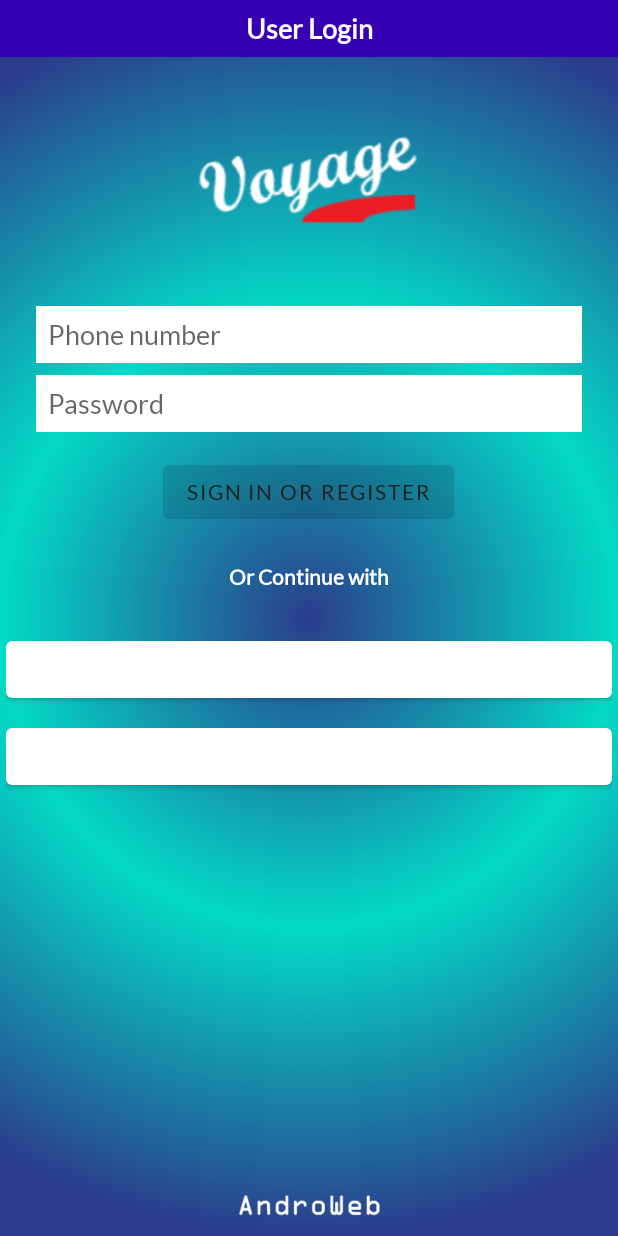
After one commit to pusp4k/Gurusiksha-for-student, an Android app: the layout login_activity.xml on its own in the app's theme, with its tools: preview values and no code run, on a phone screen of 412 x 824 dp. The commit adds this screen. Run offline under Robolectric (Android 15) with nearby library versions, the phone set to English and light mode, and no system bars.

Commit message:
[Package name changed] Login Activity Added

```diff
--- a/app/build.gradle
+++ b/app/build.gradle
@@ -37,6 +37,9 @@ dependencies {
     implementation 'androidx.viewpager:viewpager:1.0.0'
     implementation 'com.google.firebase:firebase-invites:17.0.0'
     implementation 'com.google.android.play:core:1.9.0'
+    implementation 'com.google.android.gms:play-services-auth:19.0.0'
+    implementation 'com.github.bumptech.glide:glide:3.7.0'
+    implementation 'com.facebook.android:facebook-android-sdk:4.31.0'
 
     testImplementation 'junit:junit:4.12'
     androidTestImplementation 'androidx.test.ext:junit:1.1.2'
--- a/app/src/main/AndroidManifest.xml
+++ b/app/src/main/AndroidManifest.xml
@@ -1,6 +1,6 @@
 <?xml version="1.0" encoding="utf-8"?>
 <manifest xmlns:android="http://schemas.android.com/apk/res/android"
-    package="com.puspak.habraCarService">
+    package="com.androweb.voyage">
 
     <uses-permission android:name="android.permission.INTERNET" />
     <uses-permission android:name="android.permission.ACCESS_NETWORK_STATE" />
--- a/app/src/main/java/com/puspak/habraCarService/MainActivity.java
+++ b/app/src/main/java/com/androweb/voyage/MainActivity.java
@@ -1,4 +1,4 @@
-package com.puspak.habraCarService;
+package com.androweb.voyage;
 
 import androidx.annotation.NonNull;
 import androidx.appcompat.app.ActionBarDrawerToggle;
--- a/app/src/main/java/com/puspak/habraCarService/SplashScreen/SplashScreen.java
+++ b/app/src/main/java/com/androweb/voyage/SplashScreen/SplashScreen.java
@@ -1,4 +1,4 @@
-package com.puspak.habraCarService.SplashScreen;
+package com.puspak.voyage.SplashScreen;
 
 import android.Manifest;
 import android.annotation.SuppressLint;
@@ -8,6 +8,8 @@ import android.content.pm.PackageManager;
 import android.net.Uri;
 import android.os.Build;
 import android.os.Bundle;
+import android.os.Handler;
+import android.os.Looper;
 import android.provider.Settings;
 import android.util.Log;
 import android.view.LayoutInflater;
@@ -28,8 +30,8 @@ import com.google.android.play.core.appupdate.AppUpdateManagerFactory;
 import com.google.android.play.core.install.model.AppUpdateType;
 import com.google.android.play.core.install.model.UpdateAvailability;
 import com.google.firebase.dynamiclinks.FirebaseDynamicLinks;
-import com.puspak.habraCarService.MainActivity;
-import com.puspak.habraCarService.R;
+import com.androweb.voyage.MainActivity;
+import com.androweb.voyage.R;
 
 import java.util.ArrayList;
 import java.util.HashMap;
@@ -160,11 +162,18 @@ public class SplashScreen extends AppCompatActivity {
     }
 
     /**
-     * @implSpec startActivity
+     * StartActivity
+     * First Run Login Activity
+     * if Logged Start Main Activity
      */
     private void goToHome() {
-        startActivity(new Intent(SplashScreen.this, MainActivity.class));
-        finish();
+        new Handler(Looper.getMainLooper()).postDelayed(new Runnable() {
+            @Override
+            public void run() {
+                startActivity(new Intent(SplashScreen.this, MainActivity.class));
+                finish();
+            }
+        }, 3000);
 
     }
 
--- a/app/src/main/java/com/puspak/habraCarService/utils/ScrollAwareFabBehavior.java
+++ b/app/src/main/java/com/androweb/voyage/utils/ScrollAwareFabBehavior.java
@@ -1,4 +1,4 @@
-package com.puspak.habraCarService.utils;
+package com.puspak.voyage.utils;
 
 import android.content.Context;
 import android.util.AttributeSet;
--- a/app/src/main/res/layout/activity_main.xml
+++ b/app/src/main/res/layout/activity_main.xml
@@ -57,7 +57,7 @@
             app:borderWidth="0dp"
             app:elevation="@dimen/dimen_4dp"
             app:layout_anchor="@id/bottom_bar"
-            app:layout_behavior="com.puspak.habraCarService.utils.ScrollAwareFabBehavior"
+            app:layout_behavior="com.puspak.voyage.utils.ScrollAwareFabBehavior"
             app:srcCompat="@drawable/ic_edit"
             app:tint="@color/white" />
 
--- /dev/null
+++ b/app/src/main/res/layout/login_activity.xml
@@ -0,0 +1,154 @@
+<?xml version="1.0" encoding="utf-8"?>
+<LinearLayout xmlns:android="http://schemas.android.com/apk/res/android"
+    xmlns:app="http://schemas.android.com/apk/res-auto"
+    android:layout_width="match_parent"
+    android:layout_height="match_parent"
+    android:background="@drawable/val_splash_bg"
+    android:orientation="vertical">
+
+    <LinearLayout
+        android:layout_width="match_parent"
+        android:layout_height="wrap_content"
+        android:background="@color/colorPrimaryDark">
+
+        <TextView
+            android:layout_width="0dp"
+            android:layout_height="wrap_content"
+            android:layout_weight="1"
+            android:padding="@dimen/dimen_8dp"
+            android:text="@string/user_login"
+            android:textAlignment="center"
+            android:textColor="@color/white"
+            android:textSize="@dimen/dimen_18sp"
+            android:textStyle="bold" />
+
+    </LinearLayout>
+
+    <LinearLayout
+        android:layout_width="match_parent"
+        android:gravity="center"
+        android:layout_height="wrap_content">
+
+        <ImageView
+            android:layout_width="wrap_content"
+            android:layout_height="wrap_content"
+            app:srcCompat="@drawable/ic_splash_icon"
+            android:contentDescription="@string/explore" />
+    </LinearLayout>
+
+    <LinearLayout
+        android:layout_width="match_parent"
+        android:layout_height="wrap_content"
+        android:layout_marginTop="@dimen/dimen_8dp"
+        android:layout_marginBottom="@dimen/dimen_24dp"
+        android:orientation="vertical">
+
+        <EditText
+            android:id="@+id/username"
+            android:layout_width="match_parent"
+            android:layout_height="wrap_content"
+            android:layout_marginStart="@dimen/dimen_24dp"
+            android:layout_marginTop="@dimen/dimen_8dp"
+            android:layout_marginEnd="@dimen/dimen_24dp"
+            android:autofillHints="@string/prompt_phone"
+            android:background="@color/white"
+            android:hint="@string/prompt_phone"
+            android:inputType="textEmailAddress"
+            android:padding="@dimen/dimen_8dp"
+            android:selectAllOnFocus="true" />
+
+        <EditText
+            android:id="@+id/password"
+            android:layout_width="match_parent"
+            android:layout_height="wrap_content"
+            android:layout_marginStart="@dimen/dimen_24dp"
+            android:layout_marginTop="@dimen/dimen_8dp"
+            android:layout_marginEnd="@dimen/dimen_24dp"
+            android:autofillHints="@string/prompt_password"
+            android:background="@color/white"
+            android:hint="@string/prompt_password"
+            android:imeActionLabel="@string/action_sign_in_short"
+            android:imeOptions="actionDone"
+            android:inputType="textPassword"
+            android:padding="@dimen/dimen_8dp"
+            android:selectAllOnFocus="true" />
+
+        <Button
+            android:id="@+id/login"
+            android:layout_width="wrap_content"
+            android:layout_height="wrap_content"
+            android:layout_gravity="center"
+            android:layout_marginTop="@dimen/dimen_16dp"
+            android:enabled="false"
+            android:text="@string/action_sign_in"
+            android:textColor="@color/blk" />
+    </LinearLayout>
+
+    <TextView
+        android:layout_width="wrap_content"
+        android:layout_height="wrap_content"
+        android:layout_gravity="center"
+        android:layout_marginBottom="@dimen/dimen_24dp"
+        android:text="@string/or"
+        android:textColor="@color/white"
+        android:textStyle="bold" />
+
+    <LinearLayout
+        android:layout_width="match_parent"
+        android:layout_height="wrap_content"
+        android:orientation="vertical">
+
+        <LinearLayout
+            android:layout_width="match_parent"
+            android:layout_height="wrap_content"
+            android:padding="@dimen/dimen_4dp">
+
+            <Button
+                android:id="@+id/google_sign_in_button"
+                android:layout_width="match_parent"
+                android:layout_height="50dp"
+                android:padding="@dimen/dimen_8dp">
+
+            </Button>
+
+        </LinearLayout>
+
+        <LinearLayout
+            android:layout_width="match_parent"
+            android:layout_height="wrap_content"
+            android:padding="@dimen/dimen_4dp">
+
+            <Button
+                android:id="@+id/facebook_sign_in_button"
+                android:layout_width="match_parent"
+                android:layout_height="50dp"
+                android:padding="@dimen/dimen_8dp">
+
+            </Button>
+
+        </LinearLayout>
+
+    </LinearLayout>
+
+    <LinearLayout
+        android:layout_width="match_parent"
+        android:layout_height="match_parent"
+        android:gravity="bottom">
+
+        <LinearLayout
+            android:layout_width="match_parent"
+            android:layout_height="wrap_content"
+            android:gravity="center">
+
+            <ImageView
+                android:id="@+id/textView"
+                android:layout_width="100dp"
+                android:layout_height="20dp"
+                android:layout_gravity=""
+                android:layout_marginBottom="10dp"
+                android:background="@drawable/ic_institution_logo"
+                android:contentDescription="@string/explore"
+                android:gravity="bottom" />
+        </LinearLayout>
+    </LinearLayout>
+</LinearLayout>
--- a/app/src/main/res/values/dimens.xml
+++ b/app/src/main/res/values/dimens.xml
@@ -10,6 +10,7 @@
     <dimen name="dimen_4dp">4dp</dimen>
     <dimen name="dimen_8dp">8dp</dimen>
     <dimen name="dimen_16dp">16dp</dimen>
+    <dimen name="dimen_24dp">24dp</dimen>
     <dimen name="dimen_32dp">32dp</dimen>
     <dimen name="dimen_48dp">48dp</dimen>
     <dimen name="dimen_56dp">56dp</dimen>
--- a/app/src/main/res/values/strings.xml
+++ b/app/src/main/res/values/strings.xml
@@ -26,4 +26,15 @@
     <string name="cancel">Cancel</string>
     <string name="ok">OK</string>
     <string name="app_permission_title">Required Permission</string>
+
+    <string name="prompt_phone">Phone number</string>
+    <string name="prompt_password">Password</string>
+    <string name="action_sign_in">Sign in or register</string>
+    <string name="action_sign_in_short">Sign in</string>
+    <string name="welcome">"Welcome !"</string>
+    <string name="invalid_username">Not a valid username</string>
+    <string name="invalid_password">Password must be >5 characters</string>
+    <string name="login_failed">"Login failed"</string>
+    <string name="user_login">User Login</string>
+    <string name="or">Or Continue with</string>
 </resources>
```
Also changed, not shown: 5 other files.
